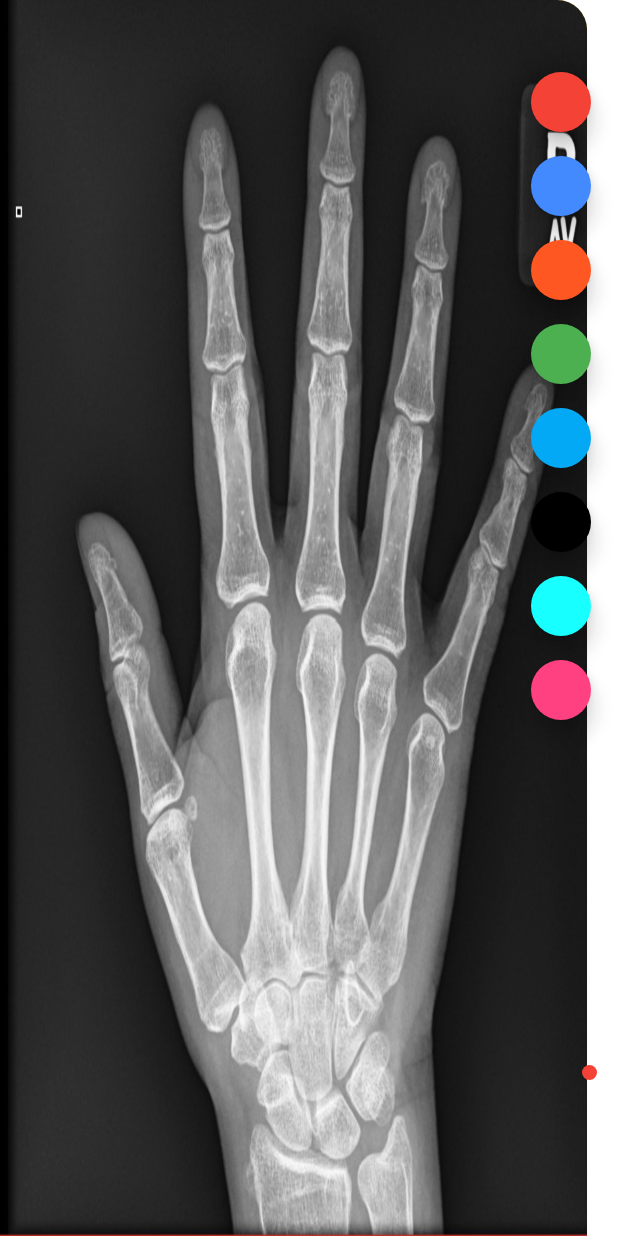
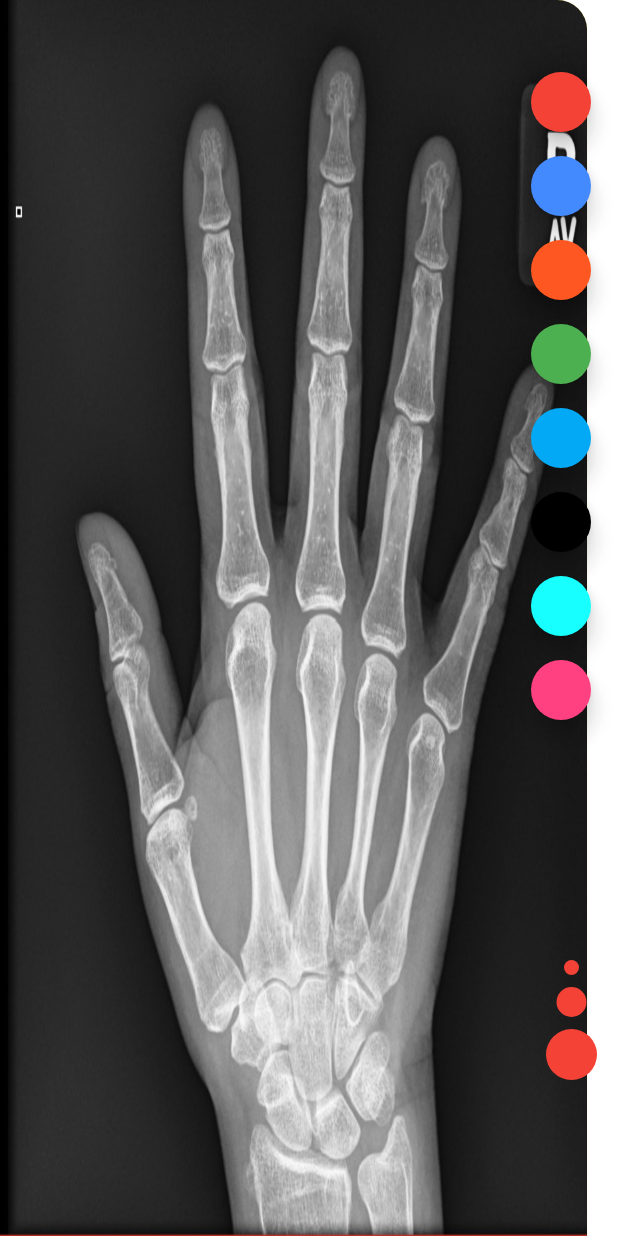
Before and after one commit to JosephSafouri/OXO-2123, a Flutter app: the DrawingPage screen opened directly, on a phone screen of 412 x 824 dp. Run offline on Flutter 3.47's test engine with Material 2 defaults, Android fonts, the light colour scheme and no system bars.

Commit message:
Adding different line width options
There are now three total line width options for the user to choose from.

```diff
--- a/flutter-app/flutter_drawing_app/starter/lib/drawing_page.dart
+++ b/flutter-app/flutter_drawing_app/starter/lib/drawing_page.dart
@@ -113,6 +113,8 @@
       child: Column(
         children: [
           buildStrokeButton(5.0),
+          buildStrokeButton(10.0),
+          buildStrokeButton(17.0),
         ],
       )
     );
```
